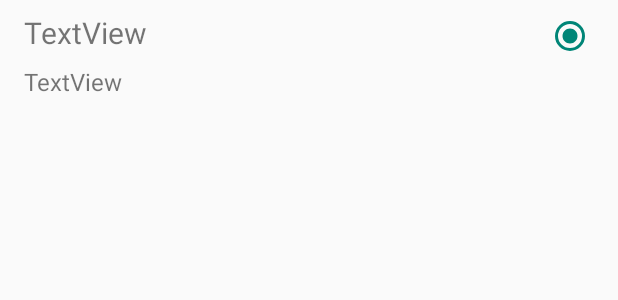
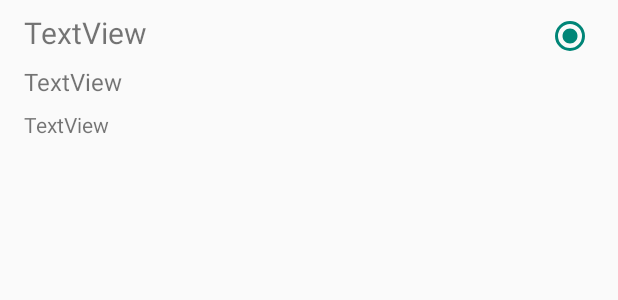
Before and after one commit to omarumustafa/NotesMemo, an Android app: the layout memo_list.xml on its own in the app's theme, with its tools: preview values and no code run, on a phone screen of 412 x 824 dp. Shown: the top 300 px of the screen. Run offline under Robolectric (Android 15) with nearby library versions, the phone set to English and light mode, and no system bars.

Commit message:
added the text to it and it opens up on the list page first

```diff
--- a/app/src/main/res/layout/memo_list.xml
+++ b/app/src/main/res/layout/memo_list.xml
@@ -37,4 +37,19 @@
         app:layout_constraintEnd_toEndOf="parent"
         app:layout_constraintTop_toTopOf="parent" />
 
+    <TextView
+        android:id="@+id/textMemoSnippet"
+        android:layout_width="0dp"
+        android:layout_height="wrap_content"
+        android:layout_marginStart="16dp"
+        android:layout_marginTop="8dp"
+        android:layout_marginEnd="16dp"
+        android:maxLines="2"
+        android:ellipsize="end"
+        android:text="TextView"
+        android:textSize="14sp"
+        app:layout_constraintStart_toStartOf="parent"
+        app:layout_constraintTop_toBottomOf="@+id/textMemoDate"
+        app:layout_constraintEnd_toEndOf="parent"/>
+
 </androidx.constraintlayout.widget.ConstraintLayout>
```
Also changed, not shown: app/src/main/AndroidManifest.xml (+7 -4 lines), app/src/main/java/com/example/memoapp/MemoAdapter.java (+8 -0 lines).
